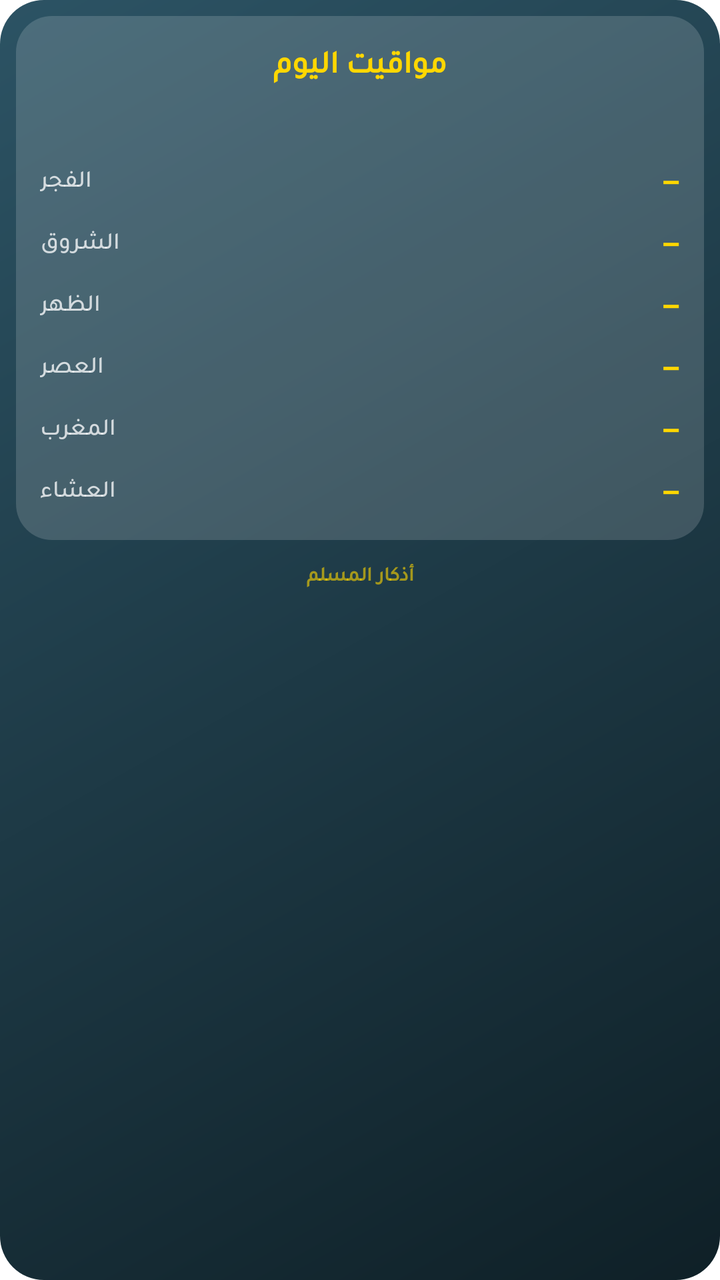
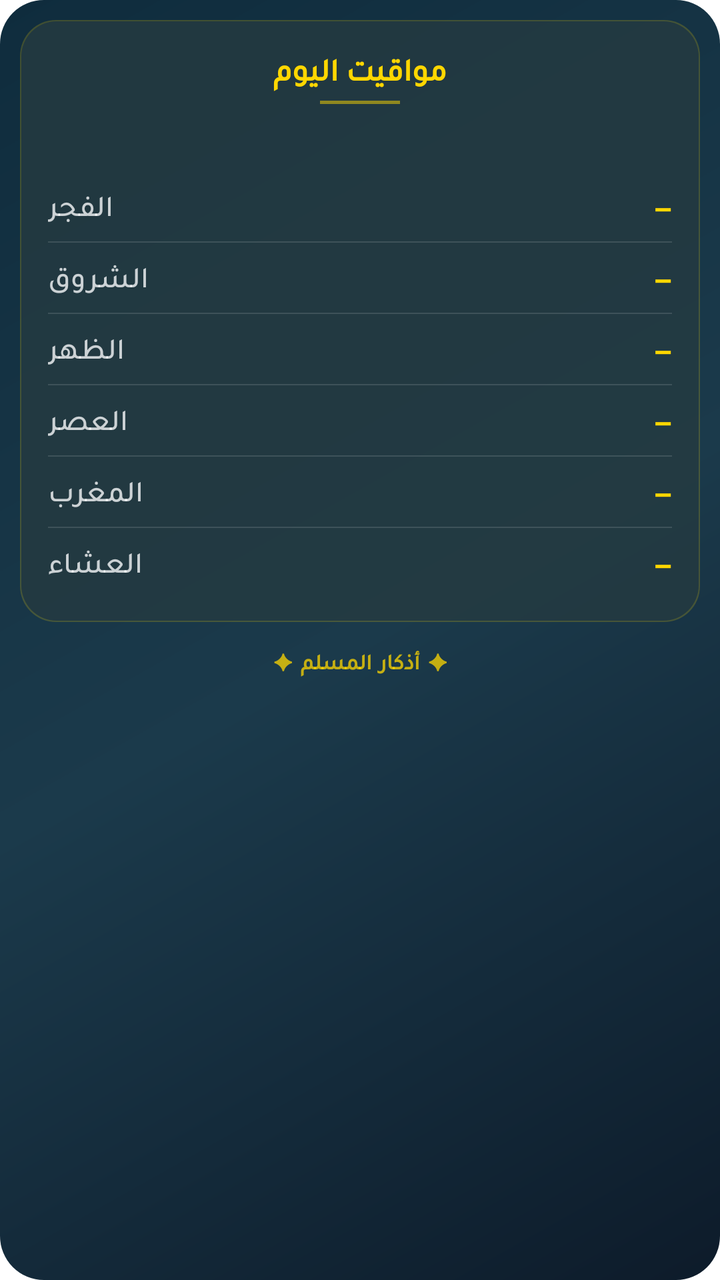

The first picture is an Android layout as it rendered before a commit; the second is the same layout after the commit. The layout source and the unified diff follow.
<!-- AndroidManifest.xml: fallback theme Theme.MaterialComponents.DayNight.NoActionBar -->
<!-- res/layout/widget_prayer_times.xml -->
﻿<?xml version="1.0" encoding="utf-8"?>

<LinearLayout xmlns:android="http://schemas.android.com/apk/res/android"
    android:id="@+id/widget_times_root"
    android:layout_width="match_parent"
    android:layout_height="match_parent"
    android:layoutDirection="rtl"
    android:background="@drawable/widget_bg_gradient"
    android:orientation="vertical"
    android:padding="8dp">

    <LinearLayout
        android:layout_width="match_parent"
        android:layout_height="wrap_content"
        android:background="@drawable/widget_glass_inner"
        android:orientation="vertical"
        android:paddingStart="12dp"
        android:paddingEnd="12dp"
        android:paddingTop="12dp"
        android:paddingBottom="10dp">

        <TextView
            android:layout_width="match_parent"
            android:layout_height="wrap_content"
            android:fontFamily="@font/tajawal_medium"
            android:gravity="center"
            android:text="مواقيت اليوم"
            android:textColor="#FFFFD700"
            android:textSize="16sp"
            android:textStyle="bold" />

        <TextView
            android:id="@+id/wt_loc"
            android:layout_width="match_parent"
            android:layout_height="wrap_content"
            android:layout_marginTop="4dp"
            android:fontFamily="@font/tajawal_medium"
            android:gravity="center"
            android:maxLines="2"
            android:textColor="#FFADB5BD"
            android:textSize="11sp" />

        <RelativeLayout
            android:layout_width="match_parent"
            android:layout_height="wrap_content"
            android:layout_marginTop="12dp"
            android:paddingTop="5dp"
            android:paddingBottom="5dp">

            <TextView
                android:layout_width="wrap_content"
                android:layout_height="wrap_content"
                android:layout_alignParentStart="true"
                android:layout_centerVertical="true"
                android:fontFamily="@font/tajawal_medium"
                android:text="الفجر"
                android:textColor="#CCF8F9FA"
                android:textSize="12sp" />

            <TextView
                android:id="@+id/wt_fajr"
                android:layout_width="wrap_content"
                android:layout_height="wrap_content"
                android:layout_alignParentEnd="true"
                android:layout_centerVertical="true"
                android:fontFamily="@font/tajawal_medium"
                android:text="—"
                android:textColor="#FFFFD700"
                android:textSize="15sp"
                android:textStyle="bold" />
        </RelativeLayout>

        <RelativeLayout
            android:layout_width="match_parent"
            android:layout_height="wrap_content"
            android:paddingTop="5dp"
            android:paddingBottom="5dp">

            <TextView
                android:layout_width="wrap_content"
                android:layout_height="wrap_content"
                android:layout_alignParentStart="true"
                android:layout_centerVertical="true"
                android:fontFamily="@font/tajawal_medium"
                android:text="الشروق"
                android:textColor="#CCF8F9FA"
                android:textSize="12sp" />

            <TextView
                android:id="@+id/wt_sunrise"
                android:layout_width="wrap_content"
                android:layout_height="wrap_content"
                android:layout_alignParentEnd="true"
                android:layout_centerVertical="true"
                android:fontFamily="@font/tajawal_medium"
                android:text="—"
                android:textColor="#FFFFD700"
                android:textSize="15sp"
                android:textStyle="bold" />
        </RelativeLayout>

        <RelativeLayout
            android:layout_width="match_parent"
            android:layout_height="wrap_content"
            android:paddingTop="5dp"
            android:paddingBottom="5dp">

            <TextView
                android:layout_width="wrap_content"
                android:layout_height="wrap_content"
                android:layout_alignParentStart="true"
                android:layout_centerVertical="true"
                android:fontFamily="@font/tajawal_medium"
                android:text="الظهر"
                android:textColor="#CCF8F9FA"
                android:textSize="12sp" />

            <TextView
                android:id="@+id/wt_dhuhr"
                android:layout_width="wrap_content"
                android:layout_height="wrap_content"
                android:layout_alignParentEnd="true"
                android:layout_centerVertical="true"
                android:fontFamily="@font/tajawal_medium"
                android:text="—"
                android:textColor="#FFFFD700"
                android:textSize="15sp"
                android:textStyle="bold" />
        </RelativeLayout>

        <RelativeLayout
            android:layout_width="match_parent"
            android:layout_height="wrap_content"
            android:paddingTop="5dp"
            android:paddingBottom="5dp">

            <TextView
                android:layout_width="wrap_content"
                android:layout_height="wrap_content"
                android:layout_alignParentStart="true"
                android:layout_centerVertical="true"
                android:fontFamily="@font/tajawal_medium"
                android:text="العصر"
                android:textColor="#CCF8F9FA"
                android:textSize="12sp" />

            <TextView
                android:id="@+id/wt_asr"
                android:layout_width="wrap_content"
                android:layout_height="wrap_content"
                android:layout_alignParentEnd="true"
                android:layout_centerVertical="true"
                android:fontFamily="@font/tajawal_medium"
                android:text="—"
                android:textColor="#FFFFD700"
                android:textSize="15sp"
                android:textStyle="bold" />
        </RelativeLayout>

        <RelativeLayout
            android:layout_width="match_parent"
            android:layout_height="wrap_content"
            android:paddingTop="5dp"
            android:paddingBottom="5dp">

            <TextView
                android:layout_width="wrap_content"
                android:layout_height="wrap_content"
                android:layout_alignParentStart="true"
                android:layout_centerVertical="true"
                android:fontFamily="@font/tajawal_medium"
                android:text="المغرب"
                android:textColor="#CCF8F9FA"
                android:textSize="12sp" />

            <TextView
                android:id="@+id/wt_maghrib"
                android:layout_width="wrap_content"
                android:layout_height="wrap_content"
                android:layout_alignParentEnd="true"
                android:layout_centerVertical="true"
                android:fontFamily="@font/tajawal_medium"
                android:text="—"
                android:textColor="#FFFFD700"
                android:textSize="15sp"
                android:textStyle="bold" />
        </RelativeLayout>

        <RelativeLayout
            android:layout_width="match_parent"
            android:layout_height="wrap_content"
            android:paddingTop="5dp"
            android:paddingBottom="5dp">

            <TextView
                android:layout_width="wrap_content"
                android:layout_height="wrap_content"
                android:layout_alignParentStart="true"
                android:layout_centerVertical="true"
                android:fontFamily="@font/tajawal_medium"
                android:text="العشاء"
                android:textColor="#CCF8F9FA"
                android:textSize="12sp" />

            <TextView
                android:id="@+id/wt_isha"
                android:layout_width="wrap_content"
                android:layout_height="wrap_content"
                android:layout_alignParentEnd="true"
                android:layout_centerVertical="true"
                android:fontFamily="@font/tajawal_medium"
                android:text="—"
                android:textColor="#FFFFD700"
                android:textSize="15sp"
                android:textStyle="bold" />
        </RelativeLayout>
    </LinearLayout>

    <TextView
        android:layout_width="match_parent"
        android:layout_height="wrap_content"
        android:layout_marginTop="6dp"
        android:fontFamily="@font/tajawal_medium"
        android:gravity="center"
        android:letterSpacing="0.04"
        android:paddingTop="4dp"
        android:text="أذكار المسلم"
        android:textColor="#99FFD700"
        android:textSize="10sp"
        android:textStyle="bold" />
</LinearLayout>
<!-- resources referenced by this layout -->
<resources>
  <!-- drawable widget_bg_gradient (drawable) -->
  <?xml version="1.0" encoding="utf-8"?>
  <shape xmlns:android="http://schemas.android.com/apk/res/android">
      <gradient
          android:angle="135"
          android:endColor="#FF2C5364"
          android:startColor="#FF0F2027"
          android:type="linear" />
      <corners android:radius="22dp" />
  </shape>
  <!-- drawable widget_glass_inner (drawable) -->
  <?xml version="1.0" encoding="utf-8"?>
  <shape xmlns:android="http://schemas.android.com/apk/res/android">
      <solid android:color="#28FFFFFF" />
      <corners android:radius="18dp" />
  </shape>
</resources>

<!-- the commit's change to res/layout/widget_prayer_times.xml (unified diff, before → after) -->
@@ -1,5 +1,4 @@
 ﻿<?xml version="1.0" encoding="utf-8"?>
-
 <LinearLayout xmlns:android="http://schemas.android.com/apk/res/android"
     android:id="@+id/widget_times_root"
     android:layout_width="match_parent"
@@ -7,18 +6,19 @@
     android:layoutDirection="rtl"
     android:background="@drawable/widget_bg_gradient"
     android:orientation="vertical"
-    android:padding="8dp">
+    android:padding="10dp">
 
     <LinearLayout
         android:layout_width="match_parent"
         android:layout_height="wrap_content"
         android:background="@drawable/widget_glass_inner"
         android:orientation="vertical"
-        android:paddingStart="12dp"
-        android:paddingEnd="12dp"
-        android:paddingTop="12dp"
-        android:paddingBottom="10dp">
-
+        android:paddingStart="14dp"
+        android:paddingEnd="14dp"
+        android:paddingTop="14dp"
+        android:paddingBottom="12dp">
+
+        
         <TextView
             android:layout_width="match_parent"
             android:layout_height="wrap_content"
@@ -29,6 +29,16 @@
             android:textSize="16sp"
             android:textStyle="bold" />
 
+        
+        <View
+            android:layout_width="40dp"
+            android:layout_height="1.5dp"
+            android:layout_gravity="center"
+            android:layout_marginTop="4dp"
+            android:layout_marginBottom="2dp"
+            android:background="#80FFD700" />
+
+        
         <TextView
             android:id="@+id/wt_loc"
             android:layout_width="match_parent"
@@ -40,12 +50,13 @@
             android:textColor="#FFADB5BD"
             android:textSize="11sp" />
 
+        
         <RelativeLayout
             android:layout_width="match_parent"
             android:layout_height="wrap_content"
             android:layout_marginTop="12dp"
-            android:paddingTop="5dp"
-            android:paddingBottom="5dp">
+            android:paddingTop="7dp"
+            android:paddingBottom="7dp">
 
             <TextView
                 android:layout_width="wrap_content"
@@ -55,7 +66,7 @@
                 android:fontFamily="@font/tajawal_medium"
                 android:text="الفجر"
                 android:textColor="#CCF8F9FA"
-                android:textSize="12sp" />
+                android:textSize="15sp" />
 
             <TextView
                 android:id="@+id/wt_fajr"
@@ -70,11 +81,18 @@
                 android:textStyle="bold" />
         </RelativeLayout>
 
-        <RelativeLayout
-            android:layout_width="match_parent"
-            android:layout_height="wrap_content"
-            android:paddingTop="5dp"
-            android:paddingBottom="5dp">
+        
+        <View
+            android:layout_width="match_parent"
+            android:layout_height="0.5dp"
+            android:background="#20FFFFFF" />
+
+        
+        <RelativeLayout
+            android:layout_width="match_parent"
+            android:layout_height="wrap_content"
+            android:paddingTop="7dp"
+            android:paddingBottom="7dp">
 
             <TextView
                 android:layout_width="wrap_content"
@@ -84,7 +102,7 @@
                 android:fontFamily="@font/tajawal_medium"
                 android:text="الشروق"
                 android:textColor="#CCF8F9FA"
-                android:textSize="12sp" />
+                android:textSize="15sp" />
 
             <TextView
                 android:id="@+id/wt_sunrise"
@@ -99,11 +117,18 @@
                 android:textStyle="bold" />
         </RelativeLayout>
 
-        <RelativeLayout
-            android:layout_width="match_parent"
-            android:layout_height="wrap_content"
-            android:paddingTop="5dp"
-            android:paddingBottom="5dp">
+        
+        <View
+            android:layout_width="match_parent"
+            android:layout_height="0.5dp"
+            android:background="#20FFFFFF" />
+
+        
+        <RelativeLayout
+            android:layout_width="match_parent"
+            android:layout_height="wrap_content"
+            android:paddingTop="7dp"
+            android:paddingBottom="7dp">
 
             <TextView
                 android:layout_width="wrap_content"
@@ -113,7 +138,7 @@
                 android:fontFamily="@font/tajawal_medium"
                 android:text="الظهر"
                 android:textColor="#CCF8F9FA"
-                android:textSize="12sp" />
+                android:textSize="15sp" />
 
             <TextView
                 android:id="@+id/wt_dhuhr"
@@ -128,11 +153,18 @@
                 android:textStyle="bold" />
         </RelativeLayout>
 
-        <RelativeLayout
-            android:layout_width="match_parent"
-            android:layout_height="wrap_content"
-            android:paddingTop="5dp"
-            android:paddingBottom="5dp">
+        
+        <View
+            android:layout_width="match_parent"
+            android:layout_height="0.5dp"
+            android:background="#20FFFFFF" />
+
+        
+        <RelativeLayout
+            android:layout_width="match_parent"
+            android:layout_height="wrap_content"
+            android:paddingTop="7dp"
+            android:paddingBottom="7dp">
 
             <TextView
                 android:layout_width="wrap_content"
@@ -142,7 +174,7 @@
                 android:fontFamily="@font/tajawal_medium"
                 android:text="العصر"
                 android:textColor="#CCF8F9FA"
-                android:textSize="12sp" />
+                android:textSize="15sp" />
 
             <TextView
                 android:id="@+id/wt_asr"
@@ -157,11 +189,18 @@
                 android:textStyle="bold" />
         </RelativeLayout>
 
-        <RelativeLayout
-            android:layout_width="match_parent"
-            android:layout_height="wrap_content"
-            android:paddingTop="5dp"
-            android:paddingBottom="5dp">
+        
+        <View
+            android:layout_width="match_parent"
+            android:layout_height="0.5dp"
+            android:background="#20FFFFFF" />
+
+        
+        <RelativeLayout
+            android:layout_width="match_parent"
+            android:layout_height="wrap_content"
+            android:paddingTop="7dp"
+            android:paddingBottom="7dp">
 
             <TextView
                 android:layout_width="wrap_content"
@@ -171,7 +210,7 @@
                 android:fontFamily="@font/tajawal_medium"
                 android:text="المغرب"
                 android:textColor="#CCF8F9FA"
-                android:textSize="12sp" />
+                android:textSize="15sp" />
 
             <TextView
                 android:id="@+id/wt_maghrib"
@@ -186,11 +225,18 @@
                 android:textStyle="bold" />
         </RelativeLayout>
 
-        <RelativeLayout
-            android:layout_width="match_parent"
-            android:layout_height="wrap_content"
-            android:paddingTop="5dp"
-            android:paddingBottom="5dp">
+        
+        <View
+            android:layout_width="match_parent"
+            android:layout_height="0.5dp"
+            android:background="#20FFFFFF" />
+
+        
+        <RelativeLayout
+            android:layout_width="match_parent"
+            android:layout_height="wrap_content"
+            android:paddingTop="7dp"
+            android:paddingBottom="7dp">
 
             <TextView
                 android:layout_width="wrap_content"
@@ -200,7 +246,7 @@
                 android:fontFamily="@font/tajawal_medium"
                 android:text="العشاء"
                 android:textColor="#CCF8F9FA"
-                android:textSize="12sp" />
+                android:textSize="15sp" />
 
             <TextView
                 android:id="@+id/wt_isha"
@@ -214,18 +260,22 @@
                 android:textSize="15sp"
                 android:textStyle="bold" />
         </RelativeLayout>
+
     </LinearLayout>
 
+    
     <TextView
         android:layout_width="match_parent"
         android:layout_height="wrap_content"
-        android:layout_marginTop="6dp"
+        android:layout_marginTop="8dp"
         android:fontFamily="@font/tajawal_medium"
         android:gravity="center"
-        android:letterSpacing="0.04"
+        android:letterSpacing="0.08"
         android:paddingTop="4dp"
-        android:text="أذكار المسلم"
-        android:textColor="#99FFD700"
-        android:textSize="10sp"
+        android:paddingBottom="4dp"
+        android:text="✦ أذكار المسلم ✦"
+        android:textColor="#BFFFD700"
+        android:textSize="11sp"
         android:textStyle="bold" />
+
 </LinearLayout>
<!-- resource entries referenced after the edit -->
@@ -5,16 +5,33 @@
   <shape xmlns:android="http://schemas.android.com/apk/res/android">
       <gradient
           android:angle="135"
-          android:endColor="#FF2C5364"
-          android:startColor="#FF0F2027"
+          android:startColor="#FF0D1B2A"
+          android:centerColor="#FF1B3A4B"
+          android:endColor="#FF0F2C3D"
           android:type="linear" />
       <corners android:radius="22dp" />
   </shape>
   <!-- drawable widget_glass_inner (drawable) -->
   <?xml version="1.0" encoding="utf-8"?>
-  <shape xmlns:android="http://schemas.android.com/apk/res/android">
-      <solid android:color="#28FFFFFF" />
-      <corners android:radius="18dp" />
-  </shape>
+  <layer-list xmlns:android="http://schemas.android.com/apk/res/android">
+      
+      <item>
+          <shape>
+              <solid android:color="#33FFD700" />
+              <corners android:radius="18dp" />
+          </shape>
+      </item>
+      
+      <item
+          android:top="0.8dp"
+          android:left="0.8dp"
+          android:right="0.8dp"
+          android:bottom="0.8dp">
+          <shape>
+              <solid android:color="#CC1A3344" />
+              <corners android:radius="17.5dp" />
+          </shape>
+      </item>
+  </layer-list>
 </resources>
 
